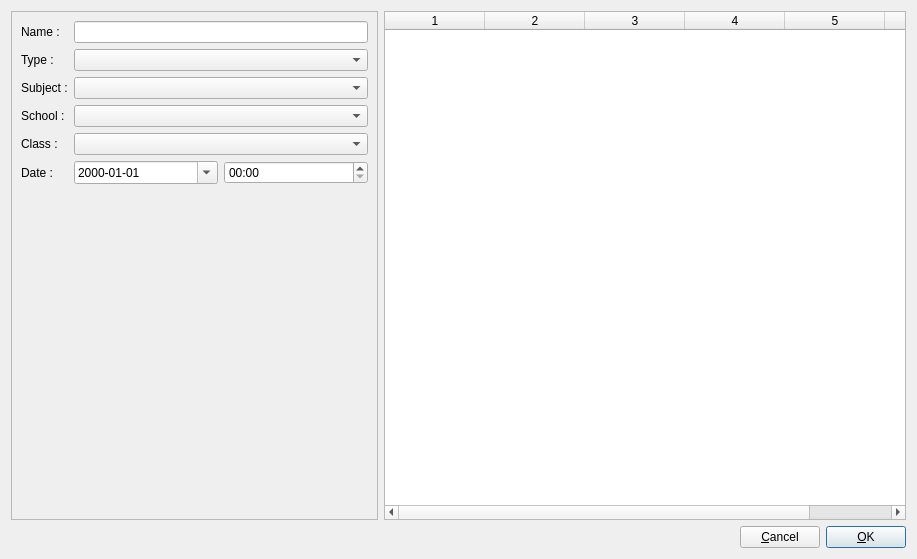
Above: TeacherHelper/src/editAssessmentForm.ui from jeremydumais/TeacherHelper before the change. Below: the same form after it.
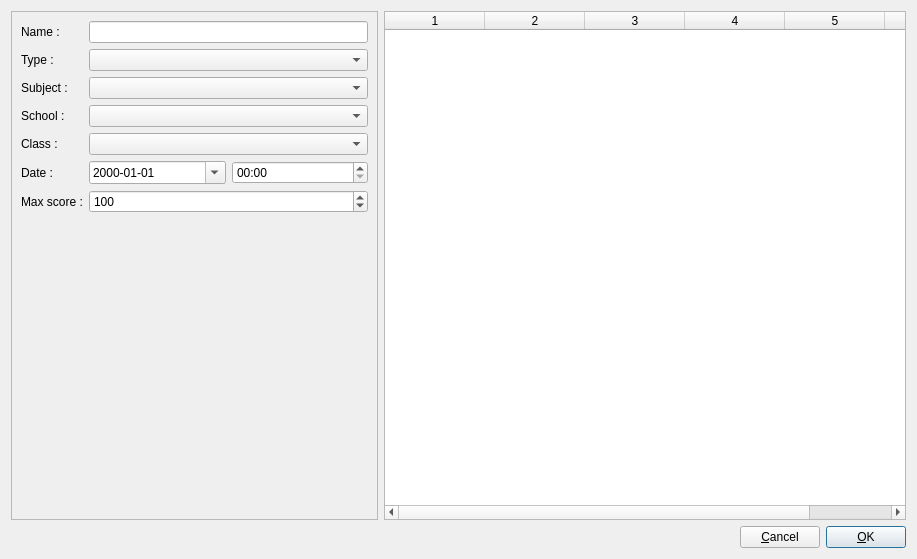
That is the form after the change. Icons and pictures are not drawn.

Commit message: Assessment Form: let the user choose the max result of the assessment. Not not necessarily 100.

Patch:
```diff
--- a/TeacherHelper/src/editAssessmentForm.ui
+++ b/TeacherHelper/src/editAssessmentForm.ui
@@ -114,6 +114,26 @@
             </property>
            </widget>
           </item>
+          <item row="6" column="0">
+           <widget class="QLabel" name="label_7">
+            <property name="text">
+             <string>Max score :</string>
+            </property>
+           </widget>
+          </item>
+          <item row="6" column="1">
+           <widget class="QSpinBox" name="spinBoxMaxScore">
+            <property name="minimum">
+             <number>1</number>
+            </property>
+            <property name="maximum">
+             <number>32768</number>
+            </property>
+            <property name="value">
+             <number>100</number>
+            </property>
+           </widget>
+          </item>
          </layout>
         </widget>
        </item>
```
Left out of the diff: 2 changed lines with no effect on the pictures. The commit also changes 7 other files.
